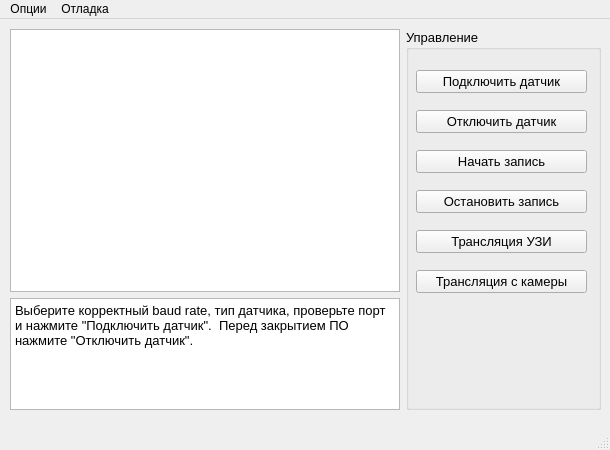
First picture: the form in utils/GUI/app.ui, repository kirilltarasov99/witmotionconnect, before the edit.
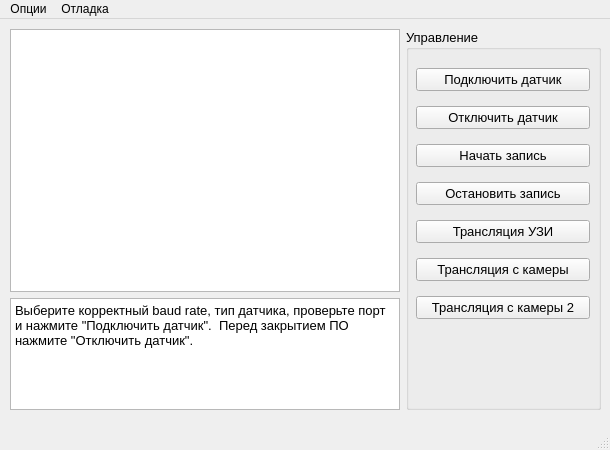
Second picture: the form after the edit.

Commit message: second camera feed

Patch:
```diff
--- a/utils/GUI/app.ui
+++ b/utils/GUI/app.ui
@@ -92,8 +92,8 @@
          <rect>
           <x>10</x>
           <y>30</y>
-          <width>171</width>
-          <height>251</height>
+          <width>174</width>
+          <height>276</height>
          </rect>
         </property>
         <layout class="QVBoxLayout" name="IMU_control_verticalLayout">
@@ -159,6 +159,13 @@
            </property>
           </widget>
          </item>
+         <item>
+          <widget class="QPushButton" name="Camera2Feed_button">
+           <property name="text">
+            <string>Трансляция с камеры 2</string>
+           </property>
+          </widget>
+         </item>
         </layout>
        </widget>
       </widget>
```
The commit also changes 1 other file.
